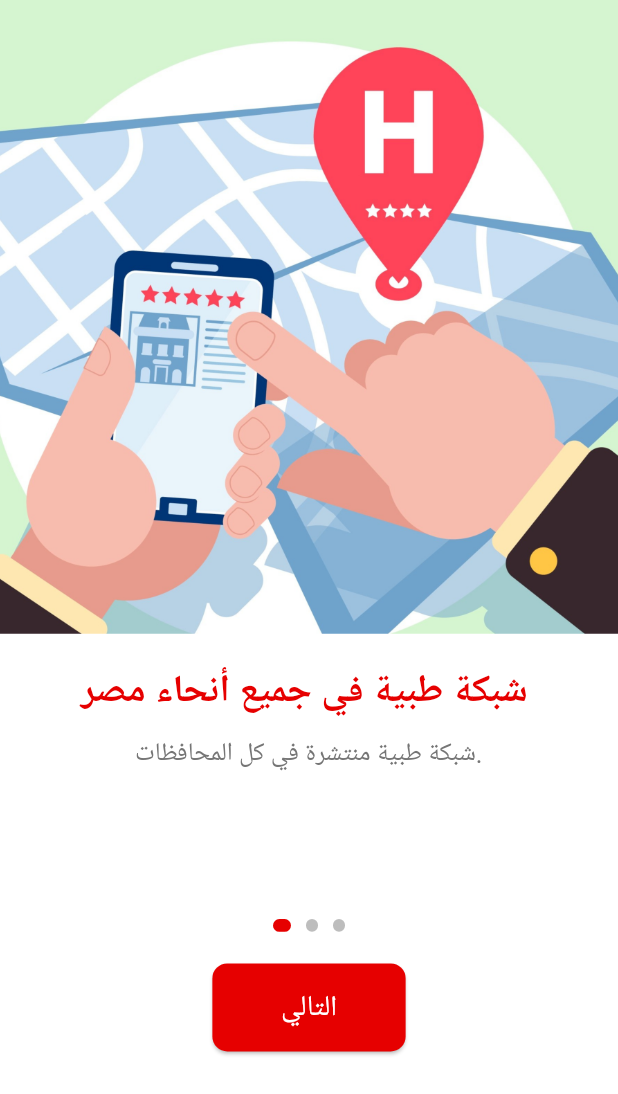
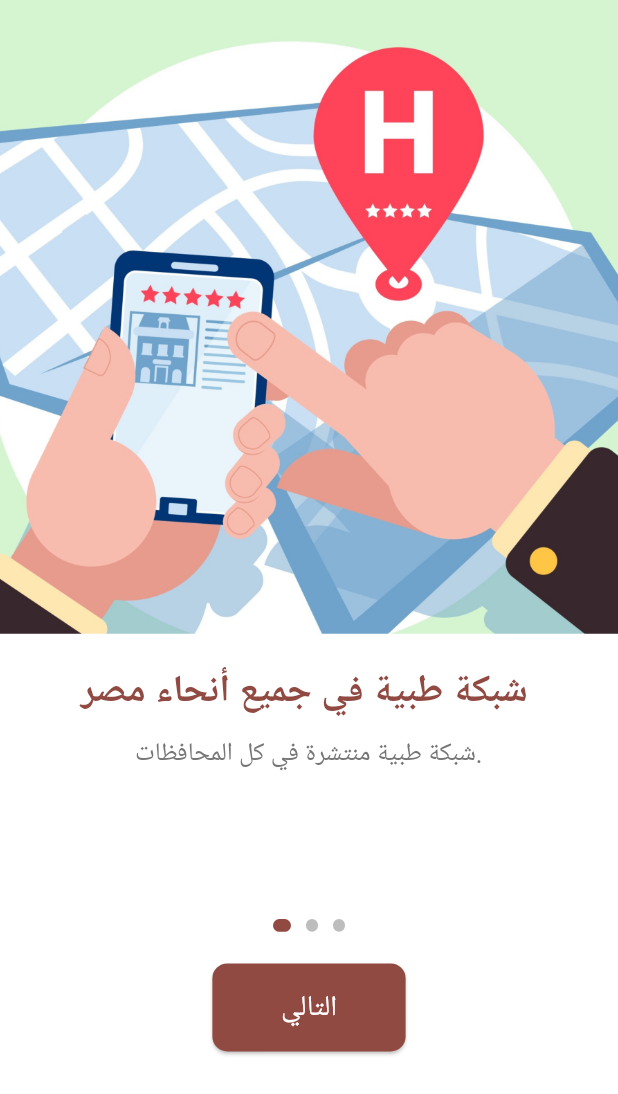
Before and after one commit to Sobhy-Abdelhakam/medical_card, a Flutter app: the screen it shows after launch, on a phone screen of 412 x 824 dp. Shown: the top 1094 px of the screen. Run offline on Flutter 3.47's test engine with Material 3 defaults, Android fonts, the phone set to English and light mode, and no system bars; our stand-ins replace connectivity_plus, flutter_screenutil, font_awesome_flutter, geolocator, google_maps_flutter, shared_preferences; network calls fail.

Commit message:
change primary color

```diff
--- a/lib/main.dart
+++ b/lib/main.dart
@@ -16,6 +16,7 @@
       builder: (context, child) {
         return MaterialApp(
           debugShowCheckedModeBanner: false,
+          theme: ThemeData(colorScheme: ColorScheme.fromSeed(seedColor: Colors.red)),
           home: const SplashScreen(),
           localeResolutionCallback: (locale, supportedLocales) {
             for (var supportedLocale in supportedLocales) {
--- a/lib/screen/main_app.dart
+++ b/lib/screen/main_app.dart
@@ -3,7 +3,6 @@ import 'package:euro_medical_card/screen/map.dart';
 import 'package:euro_medical_card/screen/profile.dart';
 import 'package:euro_medical_card/screen/partners.dart';
 import 'package:flutter_screenutil/flutter_screenutil.dart';
-import '../widget/color.dart';
 import 'card_data.dart';
 import 'package:font_awesome_flutter/font_awesome_flutter.dart';
 
@@ -39,7 +38,7 @@ class _MainAppState
 
     return Scaffold(
       appBar: isLandscape ? null : AppBar( // Hide AppBar in landscape mode
-        backgroundColor: AppColors.primary,
+        backgroundColor: Theme.of(context).colorScheme.primary,
         iconTheme: const IconThemeData(color: Colors.white),
         title: const Text('Euro Medical Card', style: TextStyle(color: Colors.white)),
       ),
@@ -81,7 +80,7 @@ class _MainAppState
         currentIndex: _selectedIndex,
         selectedItemColor: Colors.white,
         unselectedItemColor: Colors.white60,
-        backgroundColor: AppColors.primary,
+        backgroundColor: Theme.of(context).colorScheme.primary,
         selectedLabelStyle: TextStyle(
           fontSize: fontSize,
         ),
--- a/lib/screen/welcome_page.dart
+++ b/lib/screen/welcome_page.dart
@@ -2,8 +2,6 @@ import 'package:flutter/material.dart';
 import 'package:flutter_screenutil/flutter_screenutil.dart';
 import 'package:shared_preferences/shared_preferences.dart';
 import 'package:euro_medical_card/screen/main_app.dart';
-
-import '../widget/color.dart';
 
 class WelcomePage extends StatefulWidget {
   const WelcomePage({super.key});
@@ -30,7 +28,8 @@ class _WelcomePage extends State<WelcomePage> {
     {
       "image": "assets/images/splash2.jpg",
       "title": "وصول سهل وسريع",
-      "description": "وصول سهل سريع بضفطة واحده هتحصل علي اقرب شبكة طبية او مقدم خدمة ليك ....شوف الافضل ."
+      "description":
+          "وصول سهل سريع بضفطة واحده هتحصل علي اقرب شبكة طبية او مقدم خدمة ليك ....شوف الافضل ."
     },
   ];
 
@@ -71,6 +70,7 @@ class _WelcomePage extends State<WelcomePage> {
 
   @override
   Widget build(BuildContext context) {
+    final theme = Theme.of(context);
     final double screenWidth = MediaQuery.of(context).size.width;
 
     return Scaffold(
@@ -98,7 +98,8 @@ class _WelcomePage extends State<WelcomePage> {
                           width: screenWidth,
                           height: 400.h,
                           child: ClipRRect(
-                            child: (imageLoaded.length > index && imageLoaded[index])
+                            child: (imageLoaded.length > index &&
+                                    imageLoaded[index])
                                 ? Image.asset(
                                     introData[index]["image"]!,
                                     fit: BoxFit.cover,
@@ -114,7 +115,7 @@ class _WelcomePage extends State<WelcomePage> {
                           style: TextStyle(
                             fontSize: 24.sp,
                             fontWeight: FontWeight.bold,
-                            color: AppColors.primary,
+                            color: theme.colorScheme.primary,
                           ),
                         ),
                         const SizedBox(height: 10),
@@ -151,7 +152,7 @@ class _WelcomePage extends State<WelcomePage> {
                         height: 8.h,
                         decoration: BoxDecoration(
                           color: _currentIndex == index
-                              ? AppColors.primary
+                              ? theme.colorScheme.primary
                               : Colors.grey[400],
                           borderRadius: BorderRadius.circular(10),
                         ),
@@ -162,14 +163,17 @@ class _WelcomePage extends State<WelcomePage> {
                   ElevatedButton(
                     onPressed: _nextPage,
                     style: ElevatedButton.styleFrom(
-                      backgroundColor: AppColors.primary,
-                      padding: EdgeInsets.symmetric(horizontal: 40.w, vertical: 15.h),
+                      backgroundColor: theme.colorScheme.primary,
+                      padding: EdgeInsets.symmetric(
+                          horizontal: 40.w, vertical: 15.h),
                       shape: RoundedRectangleBorder(
                         borderRadius: BorderRadius.circular(10),
                       ),
                     ),
                     child: Text(
-                      _currentIndex == introData.length - 1 ? 'ابدأ الآن' : 'التالي',
+                      _currentIndex == introData.length - 1
+                          ? 'ابدأ الآن'
+                          : 'التالي',
                       style: TextStyle(fontSize: 18.sp, color: Colors.white),
                     ),
                   ),
--- a/lib/widget/color.dart
+++ /dev/null
@@ -1,26 +0,0 @@
-import 'package:flutter/material.dart';
-
-class AppColors {
-  // الألوان الأساسية
-  static const Color primary = Color(0xFFE60000); // أزرق رئيسي
-  static const Color secondary = Color(0xFF00C853); // أخضر ثانوي
-  static const Color accent = Color(0xFFFFC107); // أصفر تأكيد
-
-  // ألوان الخلفية
-  static const Color background = Color(0xFFF5F5F5); // رمادي فاتح
-  static const Color card = Color(0xFFFFFFFF); // أبيض
-
-  // ألوان النصوص
-  static const Color textPrimary = Color(0xFF212121); // أسود تقريبًا
-  static const Color textSecondary = Color(0xFF757575); // رمادي متوسط
-
-  // ألوان الحالات
-  static const Color error = Color(0xFFD32F2F); // أحمر خطأ
-  static const Color success = Color(0xFF388E3C); // أخضر نجاح
-  static const Color warning = Color(0xFFFBC02D); // أصفر تحذير
-  static const Color info = Color(0xFF0288D1); // أزرق معلومات
-
-  // ألوان حدود أو ظلال
-  static const Color border = Color(0xFFBDBDBD); // رمادي للحدود
-  static const Color shadow = Color(0x1F000000); // ظل خفيف
-}
```
Also changed, not shown: lib/screen/card_data.dart (+4 -5 lines), lib/screen/data.dart (+10 -11 lines), lib/screen/map.dart (+12 -13 lines), lib/screen/partners.dart (+11 -9 lines). Lines whose indentation alone changed are shown as unchanged.
